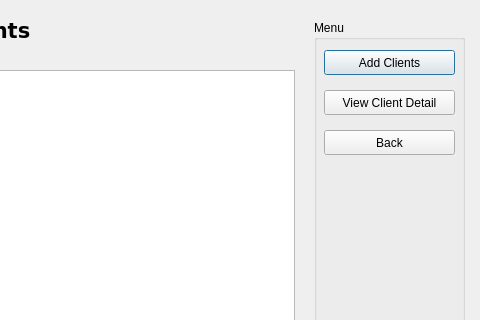
The window that clientListView.ui (justinward3/COMP3004Project) describes before a commit, drawn with Qt 5; both pictures show x 326 to 806 and y 0 to 320 of the 806 by 555 pixel window.
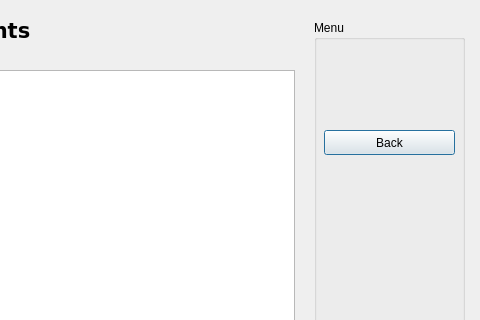
The same window after the commit.

Commit message: Started Match Detail View, Fixed ACM Algo

Patch:
```diff
--- a/clientListView.ui
+++ b/clientListView.ui
@@ -52,19 +52,6 @@
    <property name="title">
     <string>Menu</string>
    </property>
-   <widget class="QPushButton" name="addButton">
-    <property name="geometry">
-     <rect>
-      <x>10</x>
-      <y>30</y>
-      <width>131</width>
-      <height>25</height>
-     </rect>
-    </property>
-    <property name="text">
-     <string>Add Clients</string>
-    </property>
-   </widget>
    <widget class="QPushButton" name="backButton">
     <property name="geometry">
      <rect>
@@ -78,19 +65,6 @@
      <string>Back</string>
     </property>
    </widget>
-   <widget class="QPushButton" name="detailButton">
-    <property name="geometry">
-     <rect>
-      <x>10</x>
-      <y>70</y>
-      <width>131</width>
-      <height>25</height>
-     </rect>
-    </property>
-    <property name="text">
-     <string>View Client Detail</string>
-    </property>
-   </widget>
   </widget>
   <widget class="QTableView" name="clientList">
    <property name="geometry">
```
The commit also changes 12 other files.
